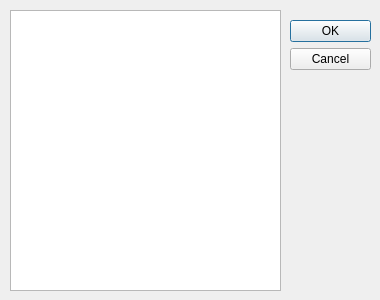
The window that Src/SelectSerialPortDlg.ui (peniwize/GatHost) describes before a commit, drawn with Qt 5.
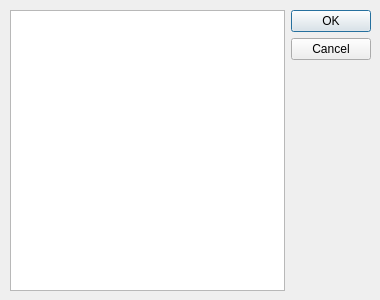
The same window after the commit.

Diff of the .ui file:
```diff
--- a/Src/SelectSerialPortDlg.ui
+++ b/Src/SelectSerialPortDlg.ui
@@ -16,40 +16,46 @@
   <property name="windowTitle">
    <string>Select Serial Port</string>
   </property>
+  <property name="sizeGripEnabled">
+   <bool>false</bool>
+  </property>
   <property name="modal">
    <bool>true</bool>
   </property>
-  <widget class="QDialogButtonBox" name="buttonBox">
-   <property name="geometry">
-    <rect>
-     <x>290</x>
-     <y>20</y>
-     <width>81</width>
-     <height>241</height>
-    </rect>
-   </property>
-   <property name="orientation">
-    <enum>Qt::Vertical</enum>
-   </property>
-   <property name="standardButtons">
-    <set>QDialogButtonBox::Cancel|QDialogButtonBox::Ok</set>
-   </property>
-  </widget>
-  <widget class="QListWidget" name="serialDeviceListWidget">
+  <widget class="QWidget" name="">
    <property name="geometry">
     <rect>
      <x>10</x>
      <y>10</y>
-     <width>271</width>
+     <width>361</width>
      <height>281</height>
     </rect>
    </property>
+   <layout class="QHBoxLayout" name="horizontalLayout" stretch="0,0">
+    <property name="sizeConstraint">
+     <enum>QLayout::SetDefaultConstraint</enum>
+    </property>
+    <item>
+     <widget class="QListWidget" name="serialDeviceListWidget">
    <property name="selectionBehavior">
     <enum>QAbstractItemView::SelectRows</enum>
    </property>
    <property name="sortingEnabled">
     <bool>true</bool>
    </property>
+     </widget>
+    </item>
+    <item>
+     <widget class="QDialogButtonBox" name="buttonBox">
+      <property name="orientation">
+       <enum>Qt::Vertical</enum>
+      </property>
+      <property name="standardButtons">
+       <set>QDialogButtonBox::Cancel|QDialogButtonBox::Ok</set>
+      </property>
+     </widget>
+    </item>
+   </layout>
   </widget>
  </widget>
  <resources/>
```
Lines whose indentation alone changed are shown as unchanged.
